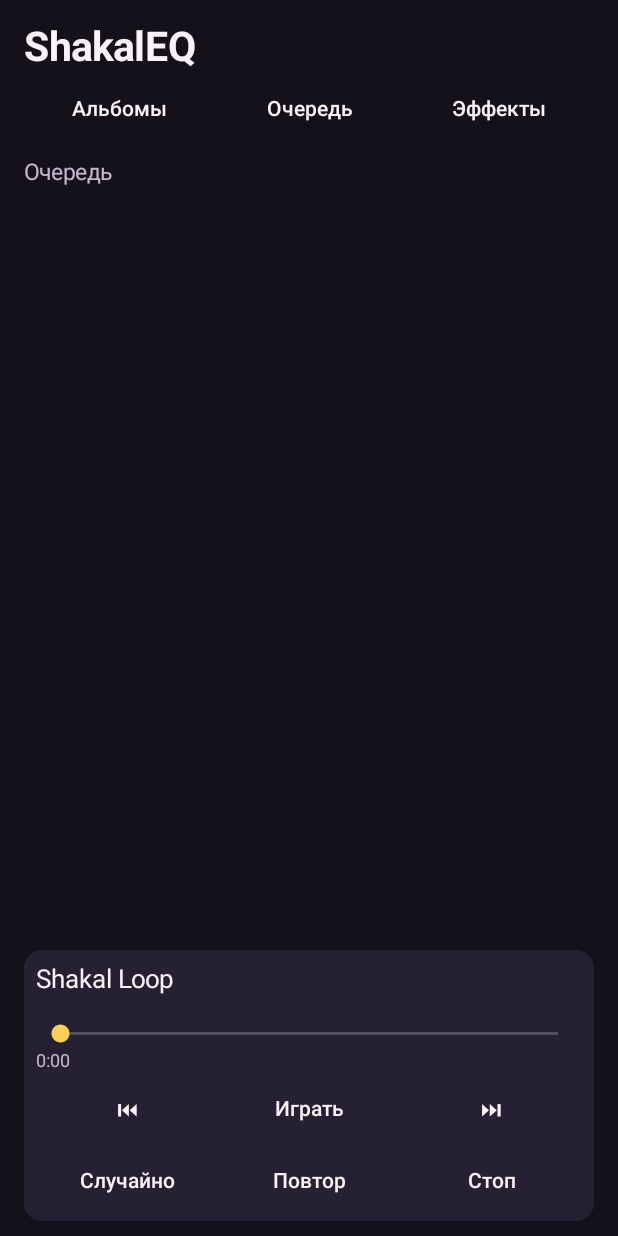
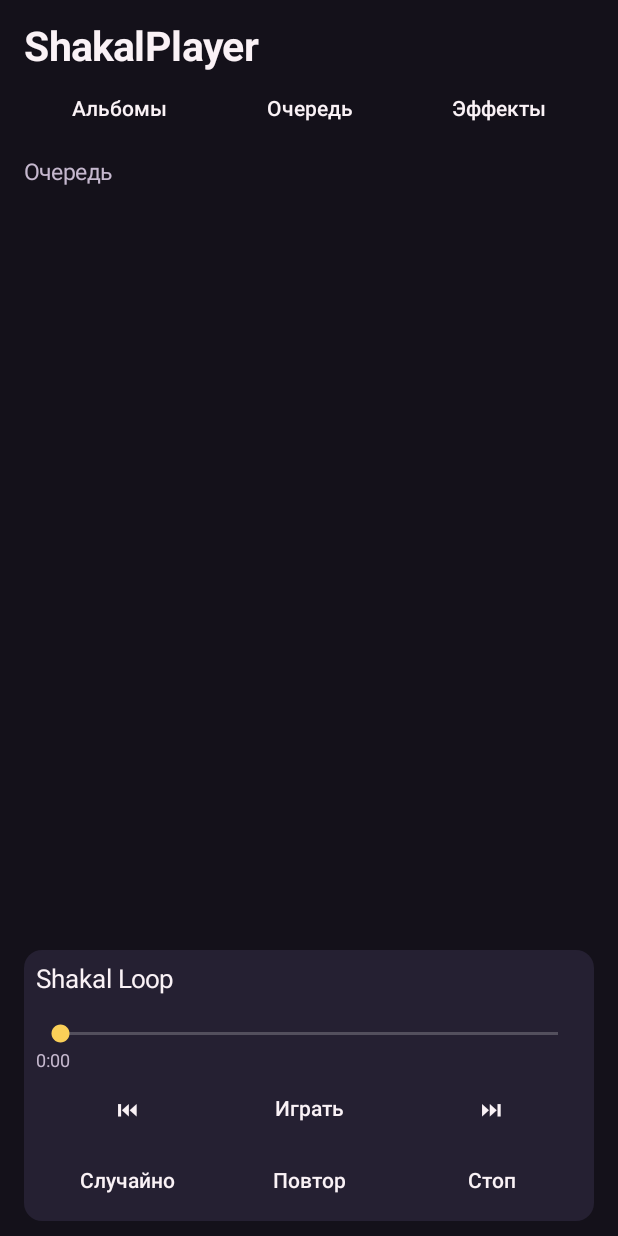
Before and after one commit to ChrysNeb/ShakalPlayer, an Android app: the screen it shows after launch (MainActivity), after a tap on "Очередь", on a phone screen of 412 x 824 dp. Run offline under Robolectric (Android 15) with nearby library versions, the phone set to English and light mode, and no system bars; 1 statement that could not run was skipped.

Commit message:
Use the ShakalPlayer name in the app

```diff
--- a/app/src/main/java/space/shakalizator/eq/MainActivity.java
+++ b/app/src/main/java/space/shakalizator/eq/MainActivity.java
@@ -82,7 +82,7 @@ public final class MainActivity extends Activity {
         });
         setContentView(root);
 
-        TextView wordmark = label("ShakalEQ", 27, TEXT);
+        TextView wordmark = label("ShakalPlayer", 27, TEXT);
         wordmark.setTypeface(Typeface.DEFAULT, Typeface.BOLD);
         root.addView(wordmark);
         LinearLayout navigation = row(root);
--- a/app/src/main/java/space/shakalizator/eq/MusicLibrary.java
+++ b/app/src/main/java/space/shakalizator/eq/MusicLibrary.java
@@ -22,7 +22,7 @@ final class MusicLibrary {
     private record Folder(String id, String name) {}
     private record AlbumKey(String title, String artist, String folderId) {}
 
-    static final Song DEMO = new Song(null, "Shakal Loop", "ShakalEQ", "Демо", 12468, 1, 1);
+    static final Song DEMO = new Song(null, "Shakal Loop", "ShakalPlayer", "Демо", 12468, 1, 1);
     private static final String[] COLUMNS = {
             Document.COLUMN_DOCUMENT_ID, Document.COLUMN_DISPLAY_NAME, Document.COLUMN_MIME_TYPE
     };
```
Also changed, not shown: app/src/main/java/space/shakalizator/eq/PlaybackService.java (+5 -5 lines).
